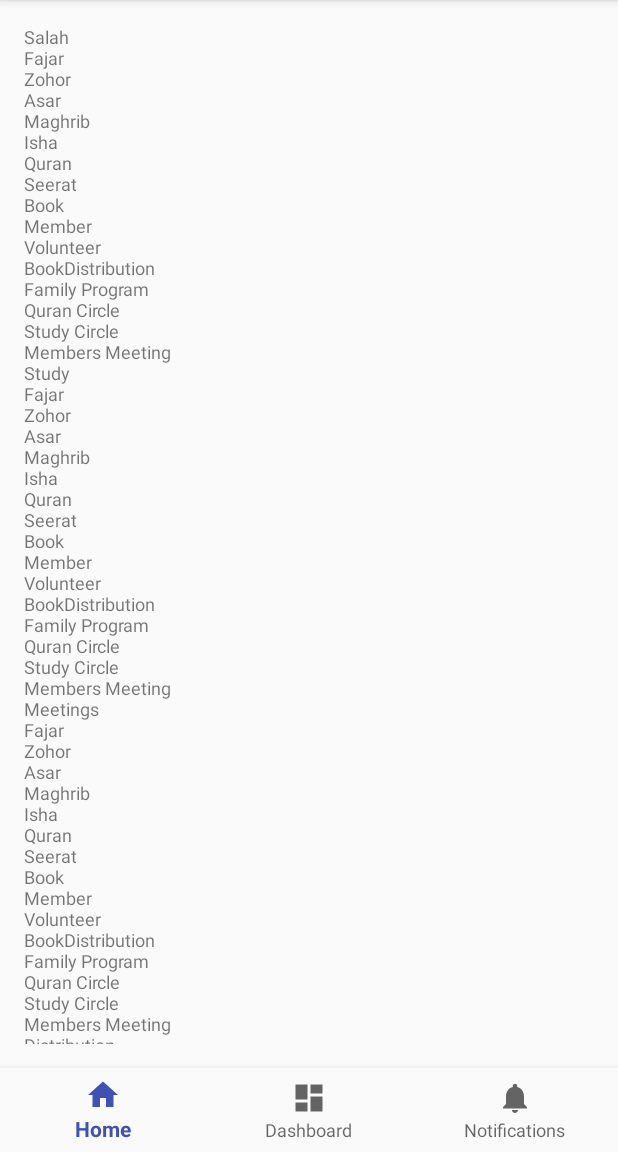
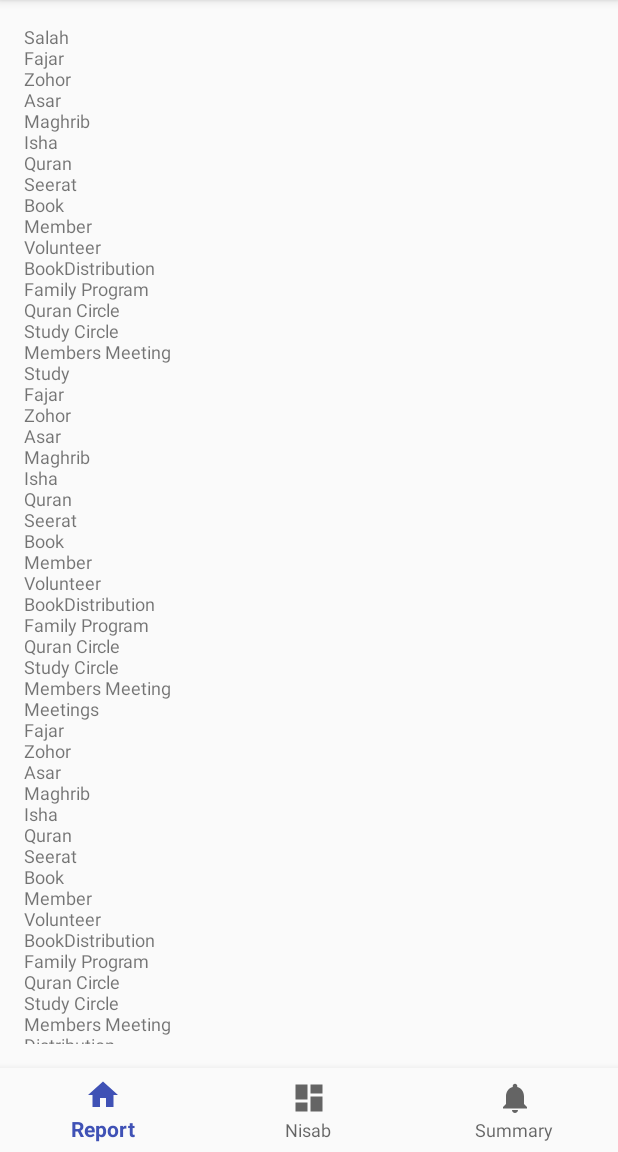
Before and after one commit to kmemon/RozOShab, an Android app: the screen it shows after launch (MainActivity), on a phone screen of 412 x 824 dp, the part 84-1236 px from its top. Run offline under Robolectric (Android 15) with nearby library versions, the phone set to English and light mode, and no system bars; our stand-ins replace RxJava; 1 statement that could not run was skipped.

Commit message:
Second Time Uploading

```diff
--- a/app/src/main/res/values/strings.xml
+++ b/app/src/main/res/values/strings.xml
@@ -1,6 +1,6 @@
 <resources>
     <string name="app_name">Roz O Shab</string>
-    <string name="title_home">Home</string>
-    <string name="title_dashboard">Dashboard</string>
-    <string name="title_notifications">Notifications</string>
+    <string name="title_home">Report</string>
+    <string name="title_dashboard">Nisab</string>
+    <string name="title_notifications">Summary</string>
 </resources>
```
